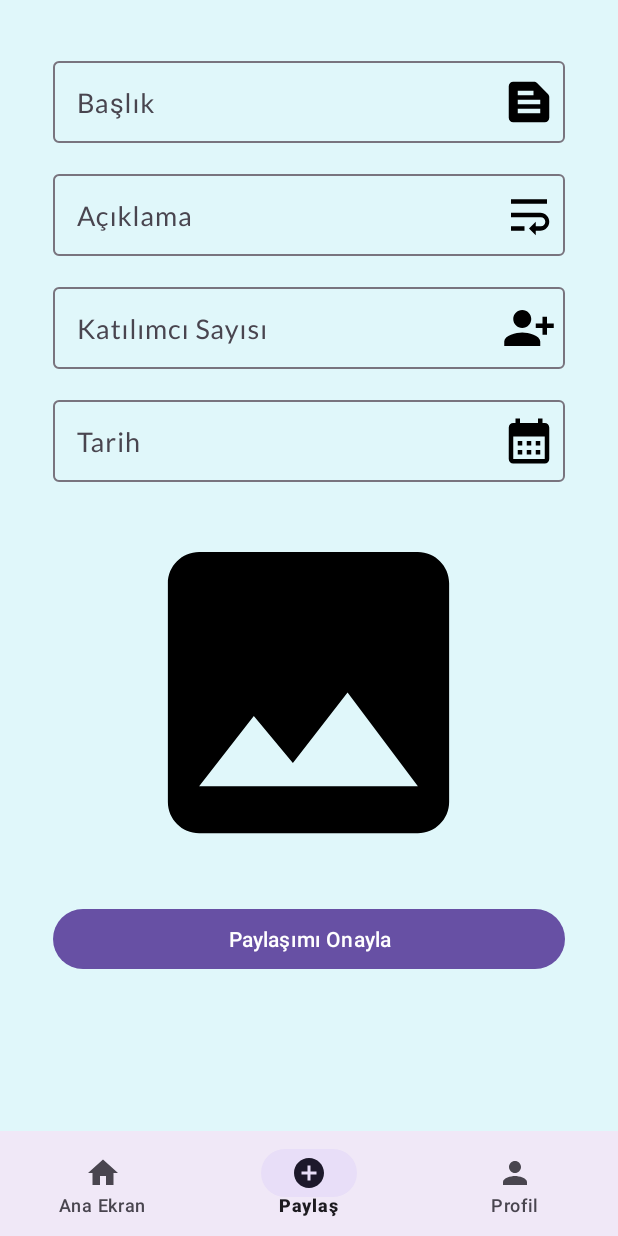
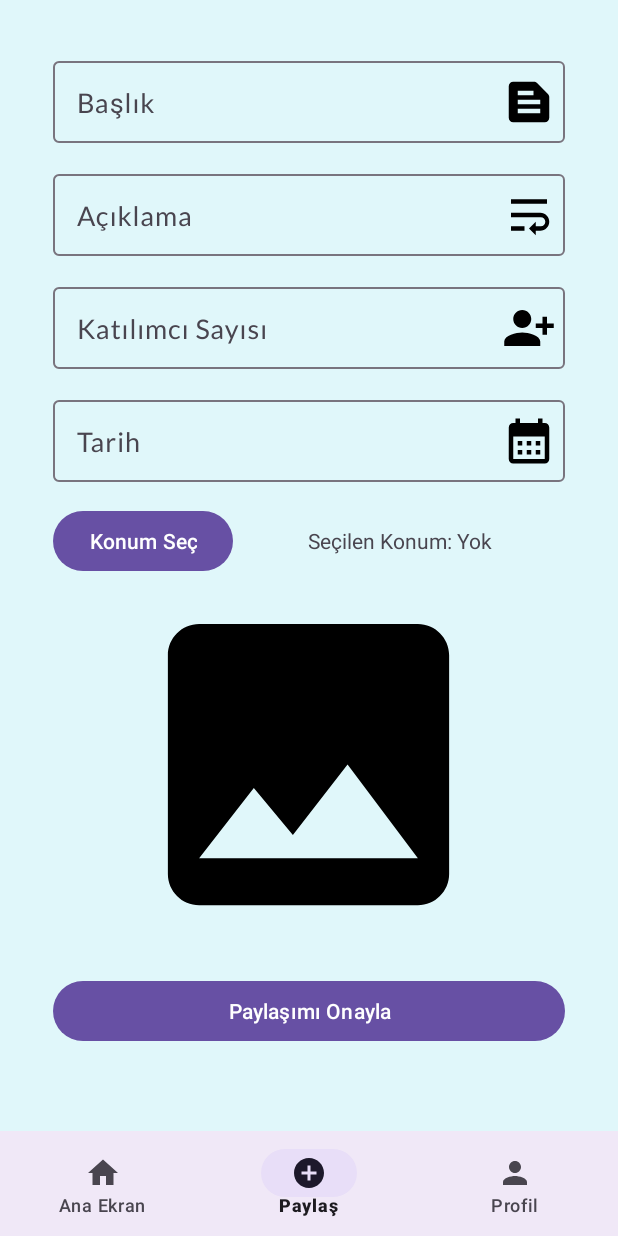
Before and after one commit to erendogan6/Sofrani-Paylas, an Android app: the ShareFragment screen opened through its navigation route, on a phone screen of 412 x 824 dp. Run offline under Robolectric (Android 15) with nearby library versions, the phone set to English and light mode, and no system bars; our stand-ins replace Dagger/Hilt's generated code, Firebase (no records; nobody signed in at launch, a user with empty details on screens opened directly), navigation-ui.

Commit message:
feat(ui): add location picker button and display selected location in ShareFragment

```diff
--- a/app/src/main/res/layout/fragment_share.xml
+++ b/app/src/main/res/layout/fragment_share.xml
@@ -85,6 +85,33 @@
             android:textSize="18sp" />
     </com.google.android.material.textfield.TextInputLayout>
 
+    <LinearLayout
+        android:layout_width="wrap_content"
+        android:layout_height="wrap_content">
+
+        <Button
+            android:id="@+id/locationPickerButton"
+            android:layout_width="wrap_content"
+            android:layout_height="wrap_content"
+            android:text="Konum Seç"
+            app:layout_constraintBottom_toTopOf="@id/submitButton"
+            app:layout_constraintEnd_toEndOf="parent"
+            app:layout_constraintStart_toStartOf="parent"
+            app:layout_constraintTop_toBottomOf="@id/shareImage" />
+
+        <TextView
+            android:id="@+id/locationTextView"
+            android:layout_width="wrap_content"
+            android:layout_height="wrap_content"
+            android:layout_marginStart="50dp"
+            android:text="Seçilen Konum: Yok"
+            app:layout_constraintEnd_toEndOf="parent"
+            app:layout_constraintStart_toStartOf="parent"
+            app:layout_constraintTop_toBottomOf="@id/locationPickerButton" />
+
+    </LinearLayout>
+
+
     <ImageView
         android:id="@+id/shareImage"
         android:layout_width="250dp"
```
